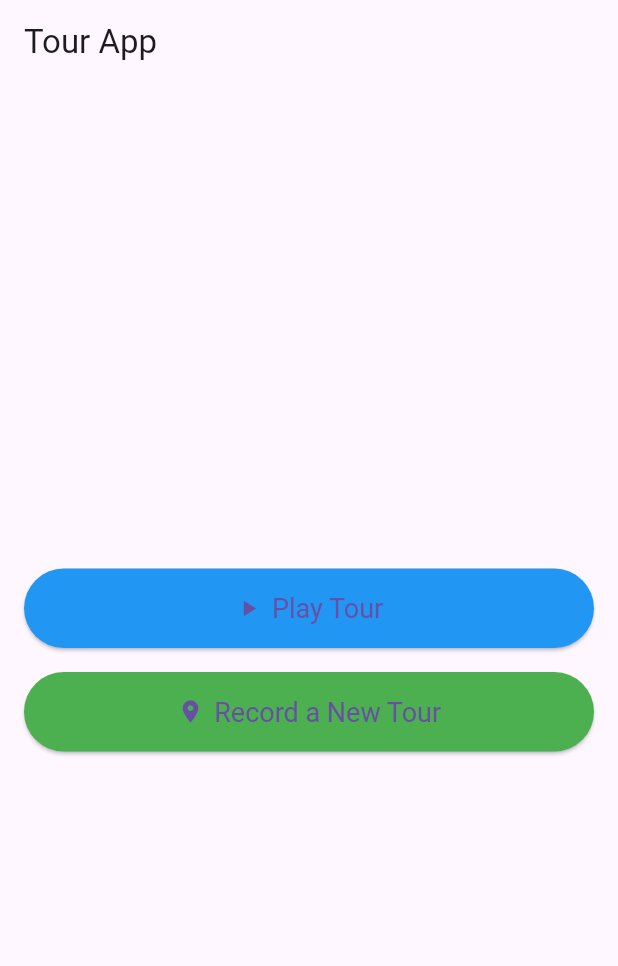
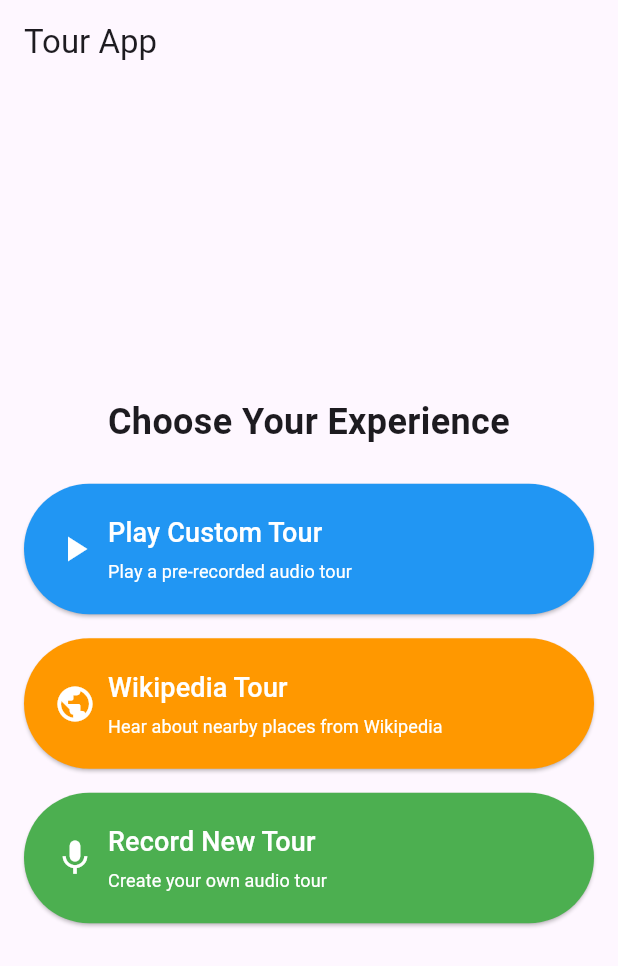
Before and after one commit to dannem/tour_app, a Flutter app: the screen it shows after launch, on a phone screen of 412 x 824 dp. Shown: the top 966 px of the screen. Run offline on Flutter 3.47's test engine with Material 3 defaults, Android fonts, the phone set to English and light mode, and no system bars; our stand-ins replace file_picker, flutter_tts, geocoding, geolocator, google_maps_flutter, just_audio and 1 more; missing offline and left inert: flutter_sound.

Commit message:
Adding the wikipedia option

```diff
--- a/lib/main.dart
+++ b/lib/main.dart
@@ -10,6 +10,7 @@ import 'package:intl/intl.dart';
 import 'dart:convert';
 import 'dart:async';
 import 'dart:io';
+import 'wikipedia_playback_screen.dart';
 
 // --- Server URL ---
 const String serverBaseUrl = "https://tour-app-server.onrender.com";
@@ -268,7 +269,6 @@ class TourApp extends StatelessWidget {
 
 // --- Main Screens ---
 
-
 class ChoiceScreen extends StatelessWidget {
   const ChoiceScreen({super.key});
 
@@ -283,15 +283,37 @@ class ChoiceScreen extends StatelessWidget {
           mainAxisAlignment: MainAxisAlignment.center,
           crossAxisAlignment: CrossAxisAlignment.stretch,
           children: [
+            const Padding(
+              padding: EdgeInsets.all(16.0),
+              child: Text(
+                'Choose Your Experience',
+                style: TextStyle(
+                  fontSize: 24,
+                  fontWeight: FontWeight.bold,
+                ),
+                textAlign: TextAlign.center,
+              ),
+            ),
             Padding(
-              padding: const EdgeInsets.fromLTRB(16, 16, 16, 8),
+              padding: const EdgeInsets.fromLTRB(16, 8, 16, 8),
               child: ElevatedButton.icon(
-                icon: const Icon(Icons.play_arrow),
-                label: const Text('Play Tour'),
+                icon: const Icon(Icons.play_arrow, size: 28),
+                label: const Column(
+                  crossAxisAlignment: CrossAxisAlignment.start,
+                  children: [
+                    Text('Play Custom Tour', style: TextStyle(fontSize: 18)),
+                    SizedBox(height: 4),
+                    Text(
+                      'Play a pre-recorded audio tour',
+                      style: TextStyle(fontSize: 12, fontWeight: FontWeight.normal),
+                    ),
+                  ],
+                ),
                 style: ElevatedButton.styleFrom(
-                  padding: const EdgeInsets.symmetric(vertical: 16),
-                  textStyle: const TextStyle(fontSize: 18),
+                  padding: const EdgeInsets.all(20),
                   backgroundColor: Colors.blue,
+                  foregroundColor: Colors.white,
+                  alignment: Alignment.centerLeft,
                 ),
                 onPressed: () {
                   Navigator.push(
@@ -302,14 +324,56 @@ class ChoiceScreen extends StatelessWidget {
               ),
             ),
             Padding(
+              padding: const EdgeInsets.fromLTRB(16, 8, 16, 8),
+              child: ElevatedButton.icon(
+                icon: const Icon(Icons.public, size: 28),
+                label: const Column(
+                  crossAxisAlignment: CrossAxisAlignment.start,
+                  children: [
+                    Text('Wikipedia Tour', style: TextStyle(fontSize: 18)),
+                    SizedBox(height: 4),
+                    Text(
+                      'Hear about nearby places from Wikipedia',
+                      style: TextStyle(fontSize: 12, fontWeight: FontWeight.normal),
+                    ),
+                  ],
+                ),
+                style: ElevatedButton.styleFrom(
+                  padding: const EdgeInsets.all(20),
+                  backgroundColor: Colors.orange,
+                  foregroundColor: Colors.white,
+                  alignment: Alignment.centerLeft,
+                ),
+                onPressed: () {
+                  Navigator.push(
+                    context,
+                    MaterialPageRoute(
+                      builder: (context) => const WikipediaPlaybackScreen(),
+                    ),
+                  );
+                },
+              ),
+            ),
+            Padding(
               padding: const EdgeInsets.fromLTRB(16, 8, 16, 16),
               child: ElevatedButton.icon(
-                icon: const Icon(Icons.location_on),
-                label: const Text('Record a New Tour'),
+                icon: const Icon(Icons.mic, size: 28),
+                label: const Column(
+                  crossAxisAlignment: CrossAxisAlignment.start,
+                  children: [
+                    Text('Record New Tour', style: TextStyle(fontSize: 18)),
+                    SizedBox(height: 4),
+                    Text(
+                      'Create your own audio tour',
+                      style: TextStyle(fontSize: 12, fontWeight: FontWeight.normal),
+                    ),
+                  ],
+                ),
                 style: ElevatedButton.styleFrom(
-                  padding: const EdgeInsets.symmetric(vertical: 16),
-                  textStyle: const TextStyle(fontSize: 18),
+                  padding: const EdgeInsets.all(20),
                   backgroundColor: Colors.green,
+                  foregroundColor: Colors.white,
+                  alignment: Alignment.centerLeft,
                 ),
                 onPressed: () {
                   Navigator.push(
--- a/pubspec.yaml
+++ b/pubspec.yaml
@@ -44,6 +44,7 @@ dependencies:
   flutter_keyboard_visibility: ^6.0.0 # Force the correct version
   google_maps_apis: ^1.1.1 # This may need to be updated depending on google_maps_flutter
   just_audio: ^0.9.37
+  flutter_tts: ^4.2.0  # Add this line
 
   # No changes needed for this one
   cupertino_icons: ^1.0.8
```
Also changed, not shown: lib/wikipedia_playback_screen.dart (added, +431 -0 lines), lib/wikipedia_service.dart (added, +106 -0 lines), pubspec.lock, 4 other files.
